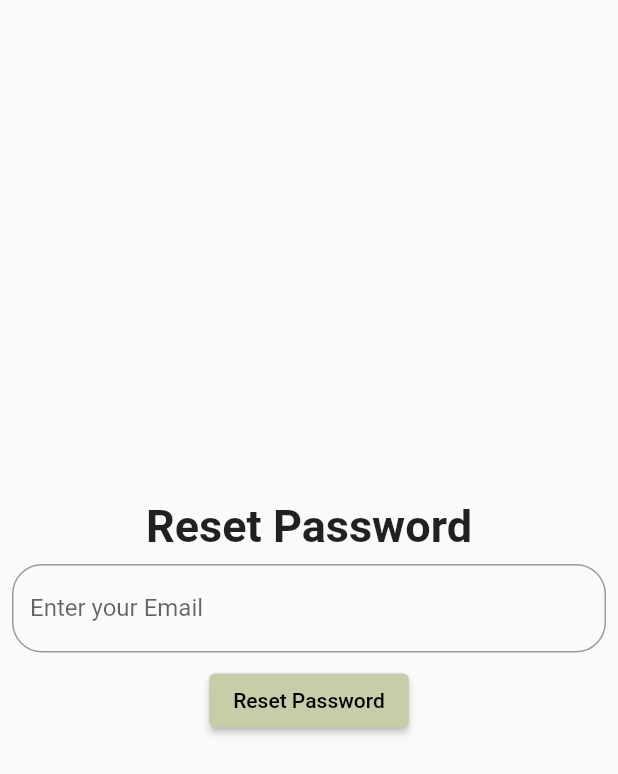
After one commit to ssaadullah9/-Gluco-Note, a Flutter app: the ResetPasswordScreen screen opened directly, on a phone screen of 412 x 824 dp. The commit adds this screen. Shown: the top 774 px of the screen. Run offline on Flutter 3.47's test engine with Material 2 defaults, Android fonts, the phone set to English and light mode, and no system bars; our stand-ins replace awesome_dialog, cloud_firestore, date_picker_timeline, date_time_picker, firebase_auth, flutter_countdown_timer and 10 more; missing offline and left inert: day_night_time_picker, number_inc_dec, search_choices, syncfusion_flutter_pdf; accounts and stored records are empty.

Commit message:
مياو

```diff
--- a/lib/screens/addreminder.dart
+++ b/lib/screens/addreminder.dart
@@ -14,6 +14,7 @@ import 'bottom_bar_screens/reminder.dart';
 
 class AddnewReminder extends StatelessWidget {
   final controller = Get.put(AddNewReminderController());
+  dynamic argumentData = Get.arguments;
   @override
   Widget build(BuildContext context) {
     return Scaffold(
@@ -64,11 +65,15 @@ class AddnewReminder extends StatelessWidget {
                 ),
                 SizedBox(height: Get.width*0.05,),
                 TextFormField(
+                 // initialValue : "Medication Name : ${argumentData[0]} " +" How often: ${argumentData[1]}" ,
                     decoration: InputDecoration(
                     label: Text('Reminder description'),
+
                     border: OutlineInputBorder(),
                     hintText: 'Reminder description',
+
                   ),
+
                   onChanged: (val){
                   controller.description.value=val ;
                   },
--- a/lib/screens/login.dart
+++ b/lib/screens/login.dart
@@ -3,6 +3,7 @@ import 'dart:io';
 import 'package:flutter/cupertino.dart';
 import 'package:flutter/material.dart';
 import 'package:get/get.dart';
+import 'package:test_saja/screens/reset_password.dart';
 import 'mainpage.dart';
 import '/screens/signup.dart';
 
@@ -109,6 +110,7 @@ class LoginScreen extends StatelessWidget {
                     TextButton(
                         onPressed: (){
                           //ToDo Go To ForgetPassword Scrren
+                          Get.to(()=>ResetPasswordScreen());
                         },
                         child: Text("Forget Password?",style: TextStyle(
                           color: Colors.black
@@ -124,7 +126,7 @@ class LoginScreen extends StatelessWidget {
                       email: controller.email.value,
                       password: controller.passWord.value
                     );
-                 //   Get.offAll(()=>MainScreen());
+
                   }
                 },
                 child: Container(
--- /dev/null
+++ b/lib/screens/reset_password.dart
@@ -0,0 +1,52 @@
+import 'dart:io';
+
+import 'package:flutter/cupertino.dart';
+import 'package:flutter/material.dart';
+import 'package:get/get.dart';
+import 'login.dart';
+import 'mainpage.dart';
+import '/screens/signup.dart';
+
+import '../const/colors.dart';
+import '../controller/login_controller.dart';
+import '../widgets/textformfiled_widget.dart';
+import 'package:firebase_auth/firebase_auth.dart';
+
+class ResetPasswordScreen extends StatelessWidget{
+  TextEditingController controller = TextEditingController();
+  @override
+  Widget build(BuildContext context) {
+
+    return Scaffold(
+
+        body: Column(
+          mainAxisAlignment: MainAxisAlignment.center,
+          children: [
+            Text("Reset Password", style: TextStyle(fontSize: 30, fontWeight: FontWeight.bold ),),
+            Padding(
+              padding:const EdgeInsets.all(8.0),
+              child: TextField(
+                controller: controller,
+                decoration: InputDecoration(
+                    labelText: "Enter your Email",
+                    border: OutlineInputBorder(
+                        borderRadius: BorderRadius.circular(20)
+                    )
+                ),
+              ),
+            ),
+            ElevatedButton(onPressed: () async {
+
+              await FirebaseAuth.instance.sendPasswordResetEmail(email: controller.text).then((value) {
+                Navigator.push(context, MaterialPageRoute(builder: (context)=> LoginScreen()));
+              });
+
+            }, child: Text("Reset Password"))
+          ],
+        )
+
+    );
+
+  }
+
+}
```
Also changed, not shown: lib/screens/in_taks_screen.dart (+48 -2 lines).
